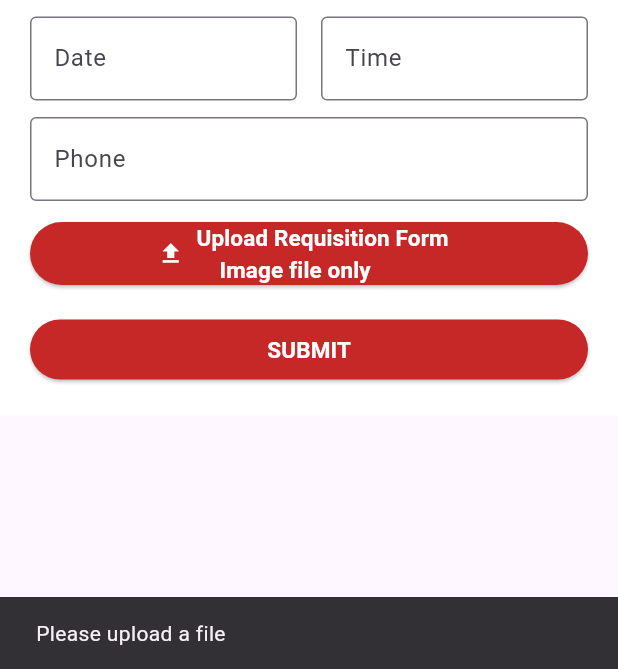
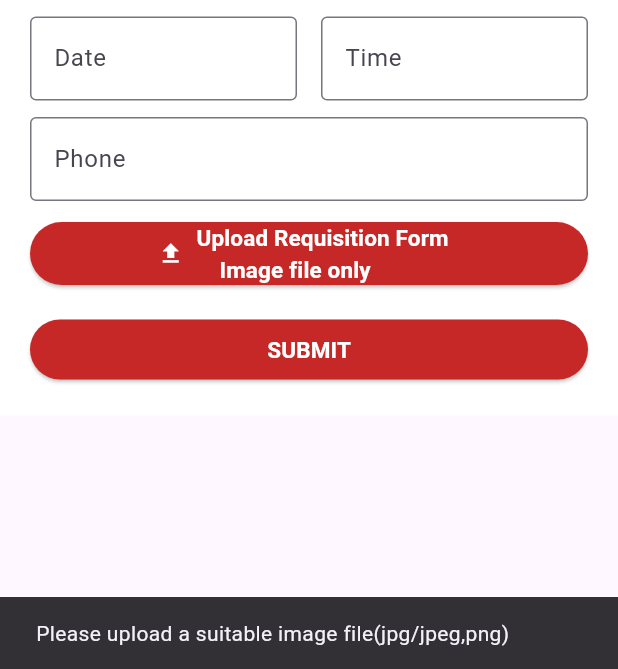
Before and after one commit to SreedevT/bloodbuddy, a Flutter app: the RequestForm screen opened by its route, after a tap on "SUBMIT", on a phone screen of 412 x 824 dp, the part 567-1236 px from its top. Run offline on Flutter 3.47's test engine with Material 2 defaults, Android fonts, the light colour scheme and no system bars; our stand-ins replace animated_text_kit, cloud_firestore, confetti, date_field, expansion_tile_card, file_picker and 11 more; missing offline and left inert: firebase_app_check; accounts and stored records are empty; project files that could hold a hidden picture were left out.

Commit message:
modified file picker

```diff
--- a/lib/screens/requestform.dart
+++ b/lib/screens/requestform.dart
@@ -104,7 +104,7 @@ class _RequestFormState extends State<RequestForm> {
     if(fileurl == null ){
       ScaffoldMessenger.of(context).showSnackBar(
         const SnackBar(
-          content: Text('Please upload a file'),
+          content: Text('Please upload a suitable image file(jpg/jpeg,png)'),
         ),
       );
       return;
@@ -203,7 +203,6 @@ class _RequestFormState extends State<RequestForm> {
     FilePickerResult? result = await FilePicker.platform.pickFiles(type: FileType.image);
     if (result == null) {return null;}
     log(result.files.single.path!);
-    String filePath = result.files.single.path!;
     String fileName = result.files.single.name;
     String fileExtension = fileName.split('.').last.toLowerCase();
     List<String> supportExtensions = ['jpg', 'jpeg', 'png', 'svg','webp'];
```
